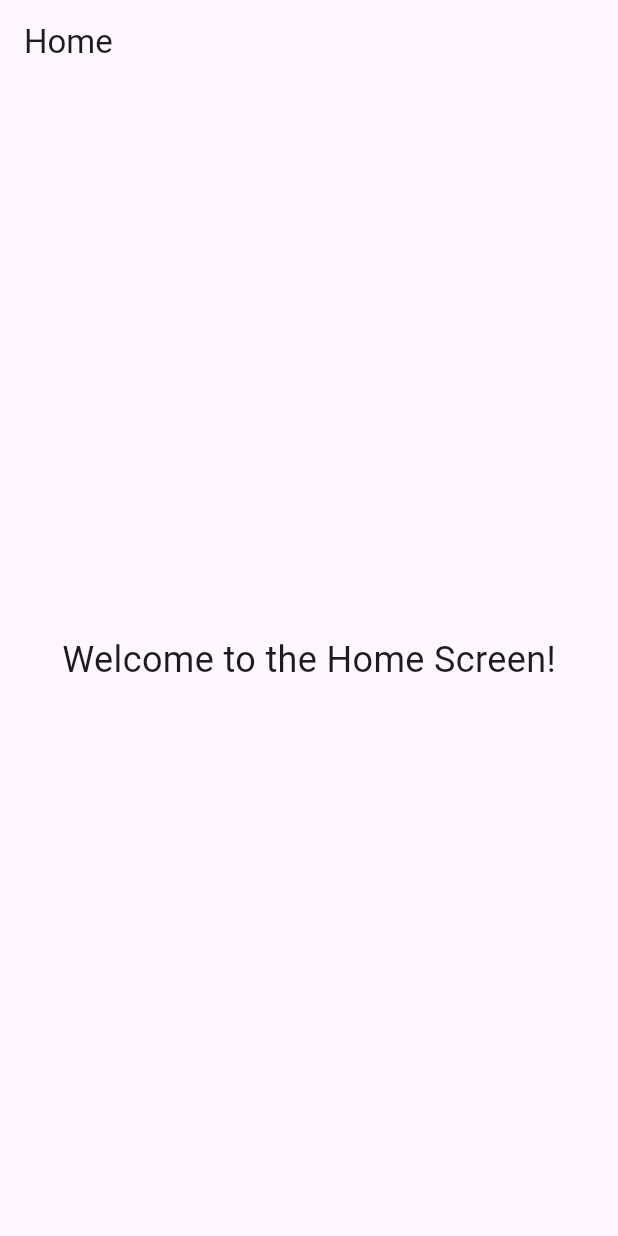
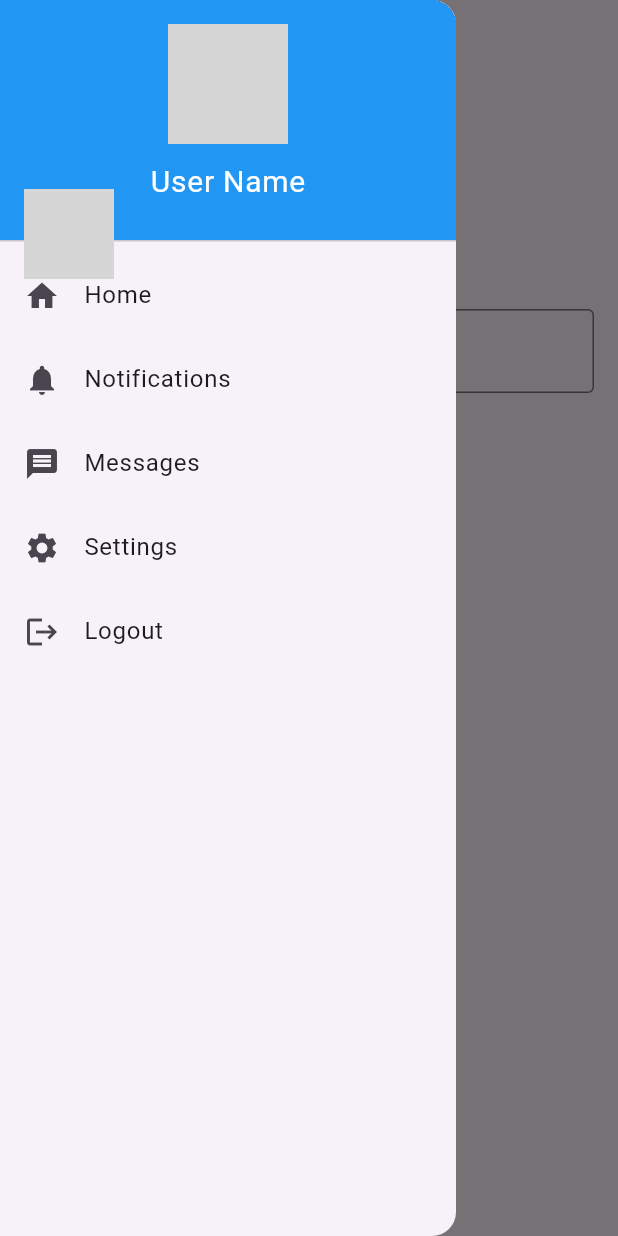
Before and after one commit to Wadonderah/ui_app, a Flutter app: the HomeScreen screen opened directly, with the side drawer open (before the commit the screen has no drawer), on a phone screen of 412 x 824 dp. Run offline on Flutter 3.47's test engine with Material 3 defaults, Android fonts, the phone set to English and light mode, and no system bars; our stand-ins replace shared_preferences; accounts and stored records are empty; network calls fail; grey boxes are pictures that could not be loaded.

Commit message:
second commit

```diff
--- a/lib/screens/home_screen.dart
+++ b/lib/screens/home_screen.dart
@@ -9,10 +9,108 @@ class HomeScreen extends StatelessWidget {
       appBar: AppBar(
         title: const Text('Home'),
       ),
-      body: const Center(
-        child: Text(
-          'Welcome to the Home Screen!',
-          style: TextStyle(fontSize: 24),
+      drawer: Drawer(
+        child: ListView(
+          padding: EdgeInsets.zero,
+          children: [
+            const DrawerHeader(
+              decoration: BoxDecoration(
+                color: Colors.blue,
+              ),
+              child: Column(
+                children: [
+                  CircleAvatar(
+                    radius: 40,
+                    backgroundImage: NetworkImage(
+                        'https://example.com/user_profile.jpg'), // Replace with user profile image URL
+                  ),
+                  SizedBox(height: 10),
+                  Text(
+                    'User Name',
+                    style: TextStyle(color: Colors.white, fontSize: 20),
+                  ),
+                ],
+              ),
+            ),
+            ListTile(
+              leading: const Icon(Icons.home),
+              title: const Text('Home'),
+              onTap: () {
+                Navigator.pop(context); // Close the drawer
+              },
+            ),
+            ListTile(
+              leading: const Icon(Icons.notifications),
+              title: const Text('Notifications'),
+              onTap: () {
+                // Navigate to notifications
+              },
+            ),
+            ListTile(
+              leading: const Icon(Icons.message),
+              title: const Text('Messages'),
+              onTap: () {
+                // Navigate to messages
+              },
+            ),
+            ListTile(
+              leading: const Icon(Icons.settings), // Icon for settings
+              title: const Text('Settings'), // Title for settings
+              onTap: () {
+                // Navigate to settings
+                Navigator.pop(context); // Close the drawer
+                // Add navigation to settings screen here
+              },
+            ),
+            ListTile(
+              leading: const Icon(Icons.logout),
+              title: const Text('Logout'),
+              onTap: () {
+                // Handle logout
+              },
+            ),
+          ],
+        ),
+      ),
+      body: const Padding(
+        padding: EdgeInsets.all(16.0),
+        child: Column(
+          crossAxisAlignment: CrossAxisAlignment.start,
+          children: [
+            // Welcome Message
+            Text(
+              'Welcome back!',
+              style: TextStyle(fontSize: 24, fontWeight: FontWeight.bold),
+            ),
+            SizedBox(height: 20),
+
+            // User Profile Section
+            Row(
+              children: [
+                CircleAvatar(
+                  radius: 30,
+                  backgroundImage: NetworkImage(
+                      'https://example.com/user_profile.jpg'), // Replace with user profile image URL
+                ),
+                SizedBox(width: 10),
+                Text(
+                  'User Name',
+                  style: TextStyle(fontSize: 20),
+                ),
+              ],
+            ),
+            SizedBox(height: 20),
+
+            // Search Bar
+            TextField(
+              decoration: InputDecoration(
+                labelText: 'Search...',
+                border: OutlineInputBorder(),
+                prefixIcon: Icon(Icons.search),
+              ),
+            ),
+            SizedBox(height: 20),
+          ],
         ),
       ),
     );
```
